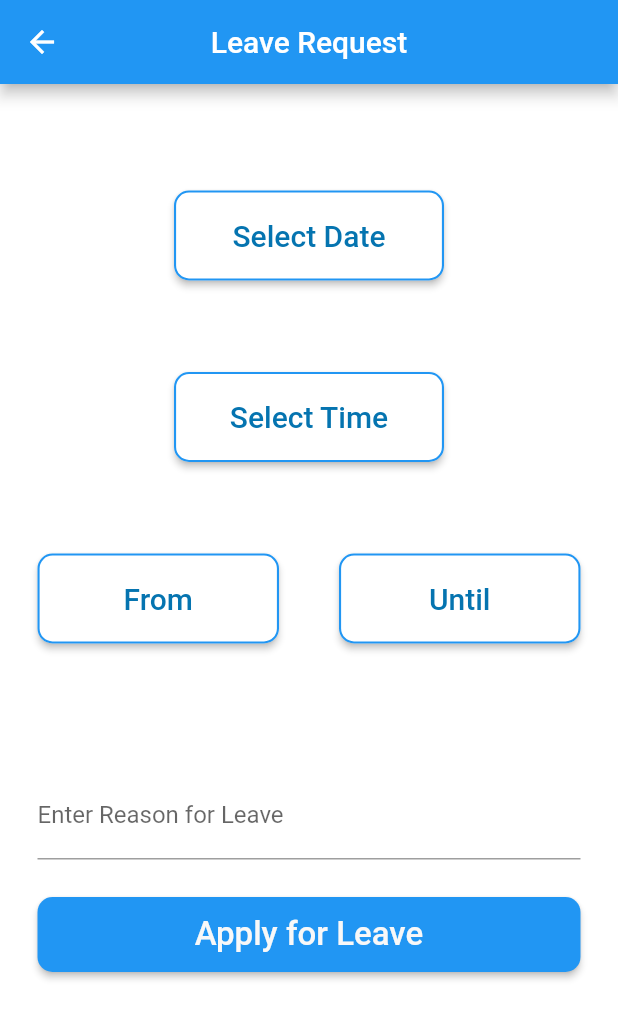
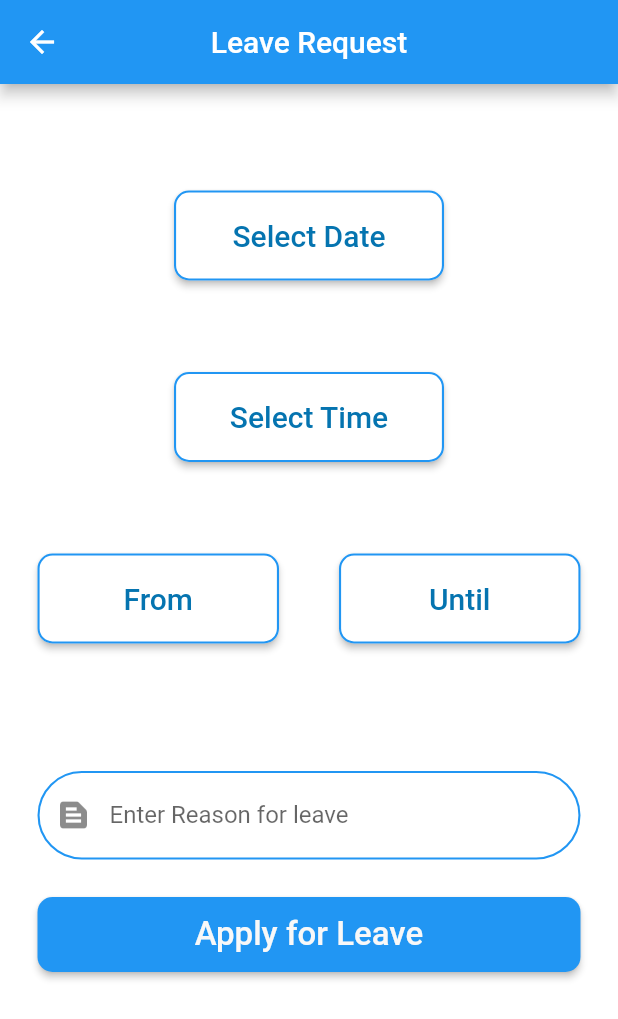
Before and after one commit to hariharankk/Employee-suite, a Flutter app: the screen it shows after launch, on a phone screen of 412 x 824 dp. Shown: the top 1019 px of the screen. Run offline on Flutter 3.47's test engine with Material 2 defaults, Android fonts, the phone set to English and light mode, and no system bars; our stand-ins replace bloc, bottom_navy_bar, camera, equatable, flutter_calendar_carousel, flutter_secure_storage and 5 more; missing offline and left inert: great_circle_distance2, table_sticky_headers.

Commit message:
shifts, navi

```diff
--- a/lib/main.dart
+++ b/lib/main.dart
@@ -2,6 +2,8 @@
 import 'package:camera/camera.dart';
 import 'package:mark/services/authentication.dart';
 import 'package:mark/ui/admin_side/admin_page.dart';
+import 'package:mark/ui/admin_side/employee_form.dart';
+import 'package:mark/ui/admin_side/list_employee_page.dart';
 import 'package:mark/ui/home_page.dart';
 import 'package:flutter/material.dart';
 import 'package:mark/ui/admin or user.dart';
@@ -41,7 +43,9 @@
       home:
       // SplashScreen()
       // employeeCalendar(),
+      // ListEmployeePage()
       leaveRequest()
+      // EmployeeForm(),
       );
 
   }
--- a/lib/ui/leave_request_page.dart
+++ b/lib/ui/leave_request_page.dart
@@ -1,4 +1,3 @@
-
 import 'package:flutter/material.dart';
 import 'package:mark/widgets/button_widget.dart';
 import 'package:mark/widgets/employee_calendar.dart';
@@ -12,10 +11,8 @@
 class leaveRequest extends StatefulWidget {
   // const leaveRequest({super.key});
   @override
-
   State<leaveRequest> createState() => _leaveRequestState();
 }
-
 
 class _leaveRequestState extends State<leaveRequest> {
   int index = 0;
@@ -24,7 +21,7 @@
   Widget build(BuildContext context) => Scaffold(
         appBar: AppBar(
             automaticallyImplyLeading: false,
-    leading:IconButton(
+            leading: IconButton(
               icon: Icon(
                 Icons.arrow_back,
                 color: Colors.white,
@@ -56,11 +53,17 @@
               const SizedBox(height: 15),
               DateRangePickerWidget(),
               const SizedBox(height: 85),
+              // Note: Same code is applied for the TextFormField as well
               TextField(
-                  decoration: InputDecoration(labelText: 'Enter Reason for Leave'),
-                  keyboardType: TextInputType.multiline,
-                  minLines: 1,
-                  maxLines: 5,
+                decoration: InputDecoration(
+                  prefixIcon: Icon(Icons.text_snippet),
+                  labelText: 'Enter Reason for leave',
+                  enabledBorder: OutlineInputBorder(
+                    borderSide: BorderSide(
+                        width: 1.4, color: Colors.blue),
+                    borderRadius: BorderRadius.circular(50.0),
+                  ),
+                ),
               ),
               const SizedBox(height: 25),
               ElevatedButton(
@@ -70,19 +73,19 @@
                     ),
                     minimumSize: Size.fromHeight(50),
                   ),
-
                   child: FittedBox(
                     child: Text(
                       "Apply for Leave",
-              style: TextStyle(fontSize: 22, color: Color.fromARGB(255, 248, 248, 248)),
+                      style: TextStyle(
+                          fontSize: 22,
+                          color: Color.fromARGB(255, 248, 248, 248)),
                     ),
                   ),
-                  onPressed: (){ })
+                  onPressed: () {})
             ],
           ),
         ),
       ),
     );
-
   }
 }
```
Also changed, not shown: lib/widgets/employee_calendar.dart (+26 -3 lines). Lines whose indentation alone changed are shown as unchanged.
